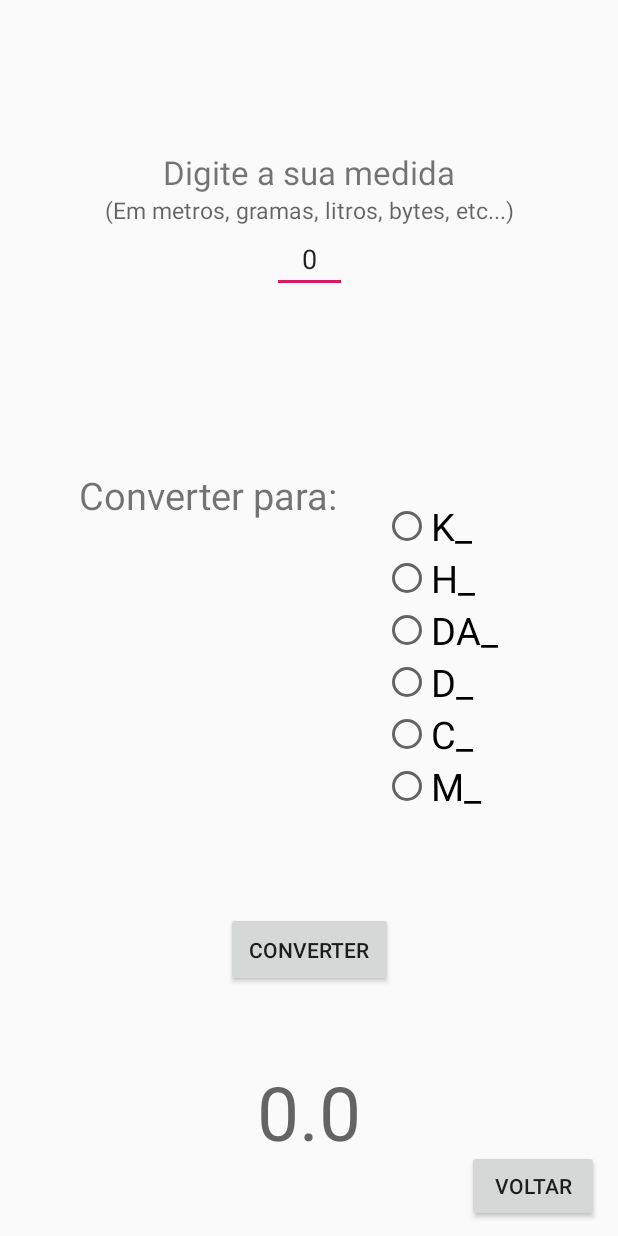
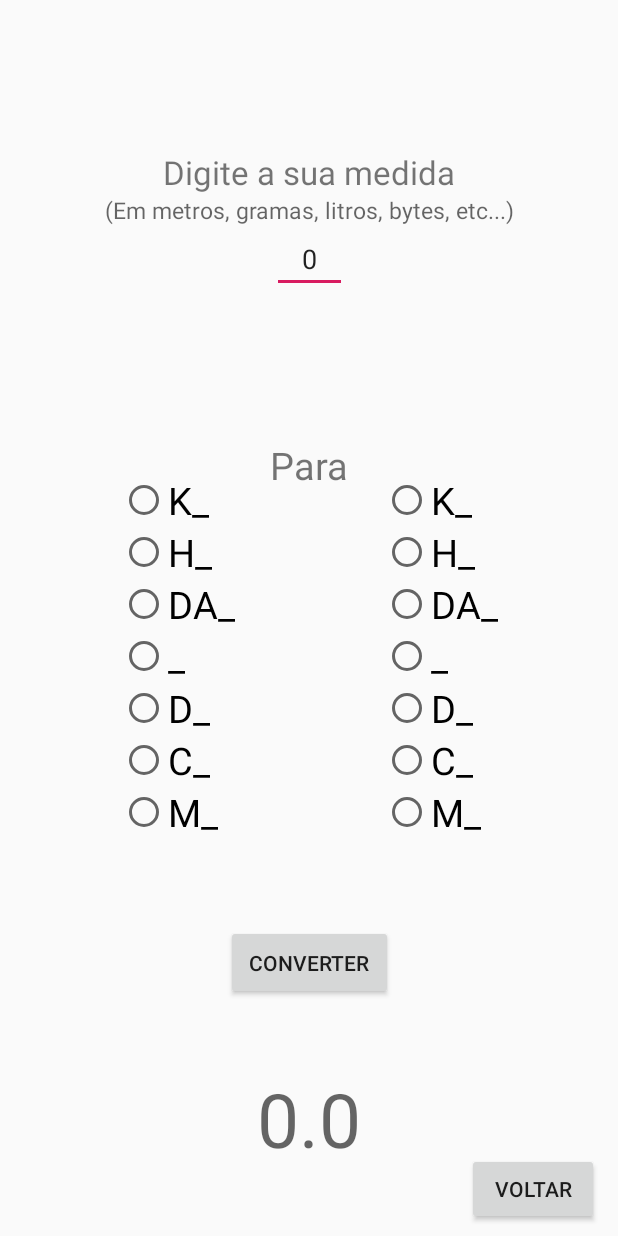
Before and after one commit to HenriqueFQuick/Projeto-AndroidStudio----Conversao, an Android app: the Generico screen opened directly, with no data from a screen before it, on a phone screen of 412 x 824 dp. Run offline under Robolectric (Android 15) with nearby library versions, the phone set to English and light mode, and no system bars.

Commit message:
Adicionados comentarios e vias duplas na temperatura e generico

```diff
--- a/app/src/main/res/layout/activity_distancia.xml
+++ b/app/src/main/res/layout/activity_distancia.xml
@@ -34,7 +34,7 @@
               app:layout_constraintBottom_toBottomOf="parent"
               app:layout_constraintLeft_toRightOf="@id/radioGroup_Distancia1"
               app:layout_constraintRight_toLeftOf="@+id/radioGroup_Distancia2"
-              android:layout_marginBottom="350dp"
+              android:layout_marginBottom="400dp"
               android:text="Para"
               android:textSize="25sp"/>
 
--- a/app/src/main/res/layout/activity_generico.xml
+++ b/app/src/main/res/layout/activity_generico.xml
@@ -36,18 +36,74 @@
               app:layout_constraintTop_toTopOf="parent"
               android:layout_marginTop="150sp"
               android:textAlignment="center"
-              android:inputType="number"/>
+              android:inputType="numberDecimal"/>
 
     <TextView android:layout_width="wrap_content"
               android:layout_height="wrap_content"
               app:layout_constraintTop_toBottomOf="@id/edt_Generico"
               app:layout_constraintBottom_toBottomOf="parent"
-              app:layout_constraintLeft_toLeftOf="parent"
-              app:layout_constraintRight_toLeftOf="@+id/radioGroup_Generico"
-              android:layout_marginBottom="360dp"
-              android:layout_marginLeft="22dp"
-              android:text="Converter para:"
+              app:layout_constraintLeft_toRightOf="@id/radioGroup_Generico1"
+              app:layout_constraintRight_toLeftOf="@+id/radioGroup_Generico2"
+              android:layout_marginBottom="400dp"
+              android:text="Para"
               android:textSize="25sp"/>
+
+    <RadioGroup
+            android:layout_width="wrap_content"
+            android:layout_height="wrap_content"
+            app:layout_constraintStart_toStartOf="parent"
+            app:layout_constraintTop_toTopOf="parent"
+            app:layout_constraintBottom_toBottomOf="parent"
+            android:layout_marginLeft="80dp"
+            android:layout_marginTop="50dp"
+            android:id="@+id/radioGroup_Generico1">
+
+        <RadioButton android:layout_width="wrap_content"
+                     android:layout_height="wrap_content"
+                     android:checked="false"
+                     android:id="@+id/op_K_1"
+                     android:text="K_"
+                     android:textSize="25sp"/>
+
+        <RadioButton android:layout_width="wrap_content"
+                     android:layout_height="wrap_content"
+                     android:checked="false"
+                     android:id="@+id/op_H_1"
+                     android:text="H_"
+                     android:textSize="25sp"/>
+        <RadioButton android:layout_width="wrap_content"
+                     android:layout_height="wrap_content"
+                     android:checked="false"
+                     android:id="@+id/op_DA_1"
+                     android:text="DA_"
+                     android:textSize="25sp"/>
+        <RadioButton android:layout_width="wrap_content"
+                     android:layout_height="wrap_content"
+                     android:checked="false"
+                     android:id="@+id/op__1"
+                     android:text="_"
+                     android:textSize="25sp"/>
+        <RadioButton android:layout_width="wrap_content"
+                     android:layout_height="wrap_content"
+                     android:checked="false"
+                     android:id="@+id/op_D_1"
+                     android:text="D_"
+                     android:textSize="25sp"/>
+        <RadioButton android:layout_width="wrap_content"
+                     android:layout_height="wrap_content"
+                     android:checked="false"
+                     android:id="@+id/op_C_1"
+                     android:text="C_"
+                     android:textSize="25sp"/>
+        <RadioButton android:layout_width="wrap_content"
+                     android:layout_height="wrap_content"
+                     android:checked="false"
+                     android:id="@+id/op_M_1"
+                     android:text="M_"
+                     android:textSize="25sp"/>
+
+
+    </RadioGroup>
 
     <RadioGroup
             android:layout_width="wrap_content"
@@ -57,43 +113,49 @@
             app:layout_constraintBottom_toBottomOf="parent"
             android:layout_marginRight="80dp"
             android:layout_marginTop="50dp"
-            android:id="@+id/radioGroup_Generico">
+            android:id="@+id/radioGroup_Generico2">
 
         <RadioButton android:layout_width="wrap_content"
                      android:layout_height="wrap_content"
                      android:checked="false"
-                     android:id="@+id/op_K_"
+                     android:id="@+id/op_K_2"
                      android:text="K_"
                      android:textSize="25sp"/>
 
         <RadioButton android:layout_width="wrap_content"
                      android:layout_height="wrap_content"
                      android:checked="false"
-                     android:id="@+id/op_H_"
+                     android:id="@+id/op_H_2"
                      android:text="H_"
                      android:textSize="25sp"/>
         <RadioButton android:layout_width="wrap_content"
                      android:layout_height="wrap_content"
                      android:checked="false"
-                     android:id="@+id/op_DA_"
+                     android:id="@+id/op_DA_2"
                      android:text="DA_"
                      android:textSize="25sp"/>
         <RadioButton android:layout_width="wrap_content"
                      android:layout_height="wrap_content"
                      android:checked="false"
-                     android:id="@+id/op_D_"
+                     android:id="@+id/op__2"
+                     android:text="_"
+                     android:textSize="25sp"/>
+        <RadioButton android:layout_width="wrap_content"
+                     android:layout_height="wrap_content"
+                     android:checked="false"
+                     android:id="@+id/op_D_2"
                      android:text="D_"
                      android:textSize="25sp"/>
         <RadioButton android:layout_width="wrap_content"
                      android:layout_height="wrap_content"
                      android:checked="false"
-                     android:id="@+id/op_C_"
+                     android:id="@+id/op_C_2"
                      android:text="C_"
                      android:textSize="25sp"/>
         <RadioButton android:layout_width="wrap_content"
                      android:layout_height="wrap_content"
                      android:checked="false"
-                     android:id="@+id/op_M_"
+                     android:id="@+id/op_M_2"
                      android:text="M_"
                      android:textSize="25sp"/>
 
@@ -106,7 +168,7 @@
             app:layout_constraintLeft_toLeftOf="parent"
             app:layout_constraintRight_toRightOf="parent"
             app:layout_constraintBottom_toBottomOf="parent"
-            app:layout_constraintTop_toBottomOf="@id/radioGroup_Generico"
+            app:layout_constraintTop_toBottomOf="@id/radioGroup_Generico1"
             android:text="Converter"
             android:padding="15dp"
             android:layout_marginBottom="100dp"/>
@@ -126,7 +188,7 @@
             android:layout_width="wrap_content"
             android:layout_height="wrap_content"
             app:layout_constraintLeft_toRightOf="@id/txt_Resultado_Generico"
-            app:layout_constraintTop_toBottomOf="@id/radioGroup_Generico"
+            app:layout_constraintTop_toBottomOf="@id/radioGroup_Generico2"
             app:layout_constraintRight_toRightOf="parent"
             app:layout_constraintBottom_toBottomOf="parent"
             android:layout_marginTop="150dp"
```
Also changed, not shown: app/src/main/java/com/example/conversao_temperaturas/Generico.kt (+140 -17 lines), app/src/main/java/com/example/conversao_temperaturas/Temperatura.kt (+56 -4 lines), app/src/main/res/layout/activity_altura.xml (+11 -11 lines), app/src/main/res/layout/activity_peso.xml (+40 -41 lines), app/src/main/res/layout/activity_temperatura.xml (+2 -5 lines).
